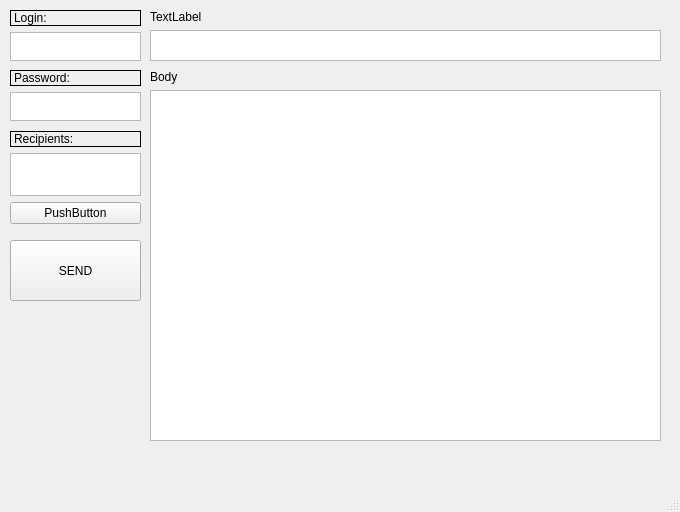
Old version of the form mainwindow.ui in the repository Jano732/Just_Another_Mail_Client.
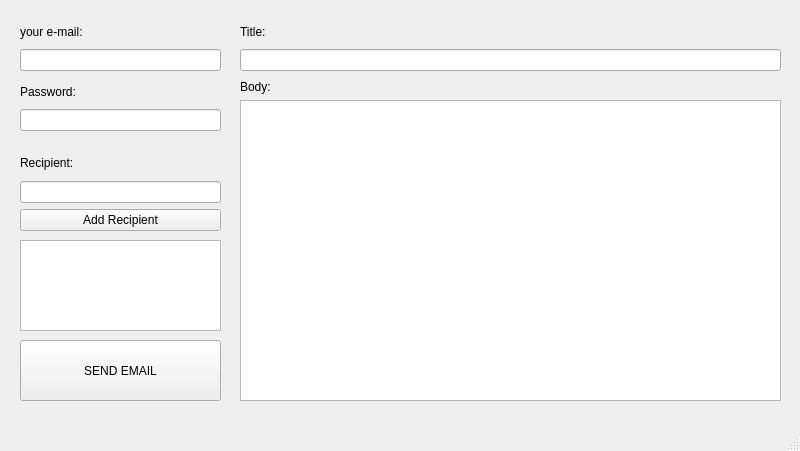
New version of the form.

Diff of the .ui file:
```diff
--- a/mainwindow.ui
+++ b/mainwindow.ui
@@ -6,58 +6,72 @@
    <rect>
     <x>0</x>
     <y>0</y>
-    <width>680</width>
-    <height>512</height>
+    <width>800</width>
+    <height>451</height>
    </rect>
   </property>
   <property name="windowTitle">
    <string>MainWindow</string>
   </property>
   <widget class="QWidget" name="centralwidget">
-   <widget class="QWidget" name="layoutWidget">
+   <widget class="QPushButton" name="btn_sndEmail">
     <property name="geometry">
      <rect>
-      <x>10</x>
-      <y>10</y>
-      <width>131</width>
-      <height>51</height>
-     </rect>
-    </property>
-    <layout class="QVBoxLayout" name="verticalLayout_2">
-     <item>
-      <widget class="QLabel" name="label_2">
-       <property name="frameShape">
-        <enum>QFrame::Box</enum>
-       </property>
-       <property name="text">
-        <string>Login:</string>
-       </property>
-      </widget>
-     </item>
-     <item>
-      <widget class="QTextEdit" name="txtEdit_login"/>
-     </item>
-    </layout>
-   </widget>
-   <widget class="QPushButton" name="btn_send">
-    <property name="geometry">
-     <rect>
-      <x>10</x>
-      <y>240</y>
-      <width>131</width>
+      <x>20</x>
+      <y>340</y>
+      <width>201</width>
       <height>61</height>
      </rect>
     </property>
     <property name="text">
-     <string>SEND</string>
+     <string>SEND EMAIL</string>
     </property>
    </widget>
    <widget class="QWidget" name="">
     <property name="geometry">
      <rect>
-      <x>10</x>
-      <y>70</y>
-      <width>131</width>
+      <x>20</x>
+      <y>150</y>
+      <width>201</width>
+      <height>81</height>
+     </rect>
+    </property>
+    <layout class="QVBoxLayout" name="verticalLayout_2">
+     <item>
+      <widget class="QLabel" name="label_3">
+       <property name="text">
+        <string>Recipient:</string>
+       </property>
+      </widget>
+     </item>
+     <item>
+      <widget class="QLineEdit" name="le_recipient"/>
+     </item>
+     <item>
+      <widget class="QPushButton" name="btn_AddRcp">
+       <property name="text">
+        <string>Add Recipient</string>
+       </property>
+      </widget>
+     </item>
+    </layout>
+   </widget>
+   <widget class="QListWidget" name="lstWid_listOfRecipients">
+    <property name="geometry">
+     <rect>
+      <x>20</x>
+      <y>240</y>
+      <width>201</width>
+      <height>91</height>
+     </rect>
+    </property>
+   </widget>
+   <widget class="QWidget" name="">
+    <property name="geometry">
+     <rect>
+      <x>20</x>
+      <y>20</y>
+      <width>201</width>
       <height>51</height>
      </rect>
     </property>
@@ -65,102 +79,85 @@
      <item>
       <widget class="QLabel" name="label">
        <property name="frameShape">
-        <enum>QFrame::Box</enum>
+        <enum>QFrame::Shape::NoFrame</enum>
        </property>
+       <property name="text">
+        <string>your e-mail:</string>
+       </property>
+      </widget>
+     </item>
+     <item>
+      <widget class="QLineEdit" name="lineEdit_email"/>
+     </item>
+    </layout>
+   </widget>
+   <widget class="QWidget" name="">
+    <property name="geometry">
+     <rect>
+      <x>20</x>
+      <y>80</y>
+      <width>201</width>
+      <height>51</height>
+     </rect>
+    </property>
+    <layout class="QVBoxLayout" name="verticalLayout_3">
+     <item>
+      <widget class="QLabel" name="label_2">
        <property name="text">
         <string>Password:</string>
        </property>
       </widget>
      </item>
      <item>
-      <widget class="QTextEdit" name="txtEdit_password"/>
+      <widget class="QLineEdit" name="lineEdit_pasword">
+       <property name="echoMode">
+        <enum>QLineEdit::EchoMode::Password</enum>
+       </property>
+      </widget>
      </item>
     </layout>
    </widget>
    <widget class="QWidget" name="">
     <property name="geometry">
      <rect>
-      <x>10</x>
-      <y>131</y>
-      <width>131</width>
-      <height>93</height>
+      <x>240</x>
+      <y>20</y>
+      <width>541</width>
+      <height>51</height>
      </rect>
     </property>
     <layout class="QVBoxLayout" name="verticalLayout_5">
      <item>
-      <layout class="QVBoxLayout" name="verticalLayout_4">
-       <item>
-        <layout class="QVBoxLayout" name="verticalLayout_3">
-         <item>
-          <widget class="QLabel" name="label_3">
-           <property name="frameShape">
-            <enum>QFrame::Box</enum>
-           </property>
-           <property name="text">
-            <string>Recipients:</string>
-           </property>
-          </widget>
-         </item>
-        </layout>
-       </item>
-       <item>
-        <widget class="QTextEdit" name="txtEdit_newReciepient"/>
-       </item>
-      </layout>
-     </item>
-     <item>
-      <widget class="QPushButton" name="btnAddReciepient">
-       <property name="text">
-        <string>PushButton</string>
-       </property>
-      </widget>
-     </item>
-    </layout>
-   </widget>
-   <widget class="QWidget" name="">
-    <property name="geometry">
-     <rect>
-      <x>150</x>
-      <y>10</y>
-      <width>511</width>
-      <height>51</height>
-     </rect>
-    </property>
-    <layout class="QVBoxLayout" name="verticalLayout_7">
-     <item>
       <widget class="QLabel" name="label_5">
        <property name="text">
-        <string>TextLabel</string>
+        <string>Title:</string>
        </property>
       </widget>
      </item>
      <item>
-      <widget class="QTextEdit" name="textEdit_2"/>
+      <widget class="QLineEdit" name="lineEdit_title"/>
      </item>
     </layout>
    </widget>
    <widget class="QWidget" name="">
     <property name="geometry">
      <rect>
-      <x>150</x>
-      <y>70</y>
-      <width>511</width>
-      <height>371</height>
+      <x>240</x>
+      <y>80</y>
+      <width>541</width>
+      <height>321</height>
      </rect>
     </property>
-    <layout class="QVBoxLayout" name="verticalLayout_6">
+    <layout class="QVBoxLayout" name="verticalLayout_4">
      <item>
       <widget class="QLabel" name="label_4">
        <property name="text">
-        <string>Body</string>
-       </property>
-       <property name="alignment">
-        <set>Qt::AlignLeading|Qt::AlignLeft|Qt::AlignVCenter</set>
+        <string>Body:</string>
        </property>
       </widget>
      </item>
      <item>
-      <widget class="QTextEdit" name="textEdit"/>
+      <widget class="QTextEdit" name="textEdit_body"/>
      </item>
     </layout>
    </widget>
```
Left out of the diff: 4 changed lines with no effect on the pictures.
